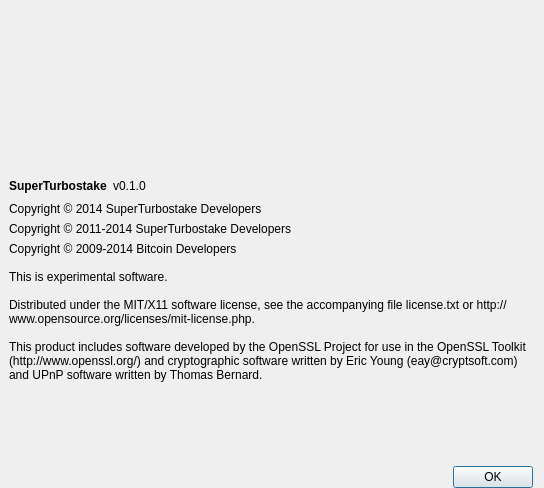
stage2turbo/SuperTurboStake, file src/qt/forms/aboutdialog.ui: the form before one commit.
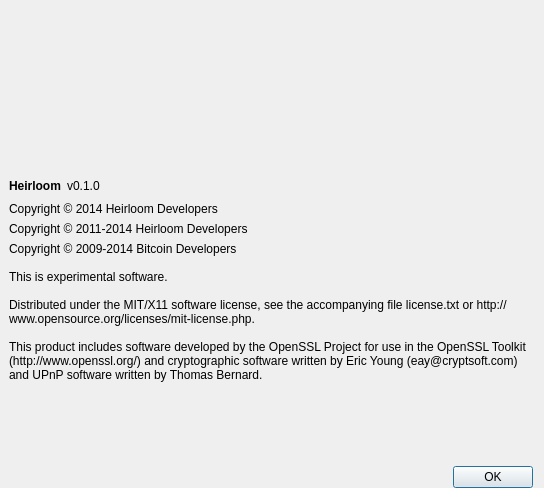
The form after the commit. Icons and pictures are not drawn.

```diff
--- a/src/qt/forms/aboutdialog.ui
+++ b/src/qt/forms/aboutdialog.ui
@@ -72,7 +72,7 @@
        <item>
         <widget class="QLabel" name="label">
          <property name="text">
-          <string>&lt;html&gt;&lt;head/&gt;&lt;body&gt;&lt;p&gt;&lt;span style=&quot; font-weight:600;&quot;&gt;SuperTurbostake&lt;/span&gt;&lt;/p&gt;&lt;/body&gt;&lt;/html&gt;</string>
+          <string>&lt;html&gt;&lt;head/&gt;&lt;body&gt;&lt;p&gt;&lt;span style=&quot; font-weight:600;&quot;&gt;Heirloom&lt;/span&gt;&lt;/p&gt;&lt;/body&gt;&lt;/html&gt;</string>
          </property>
          <property name="textInteractionFlags">
           <set>Qt::LinksAccessibleByMouse|Qt::TextSelectableByKeyboard|Qt::TextSelectableByMouse</set>
@@ -110,14 +110,14 @@
      <item>
       <widget class="QLabel" name="label_4">
        <property name="text">
-        <string>Copyright © 2014 SuperTurbostake Developers</string>
+        <string>Copyright © 2014 Heirloom Developers</string>
        </property>
       </widget>
      </item>
      <item>
       <widget class="QLabel" name="label_SuperTurbostake_copyright">
        <property name="text">
-        <string>Copyright © 2011-2014 SuperTurbostake Developers</string>
+        <string>Copyright © 2011-2014 Heirloom Developers</string>
        </property>
        <property name="wordWrap">
         <bool>true</bool>
```
Left out of the diff: 2 changed lines with no effect on the pictures.
